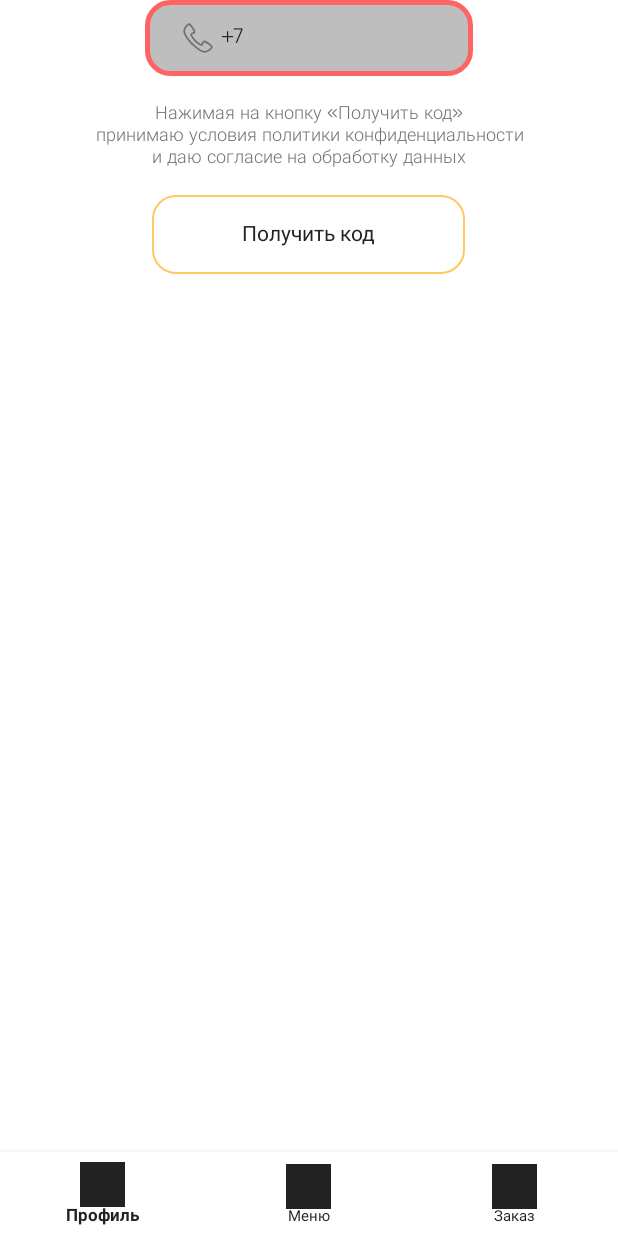
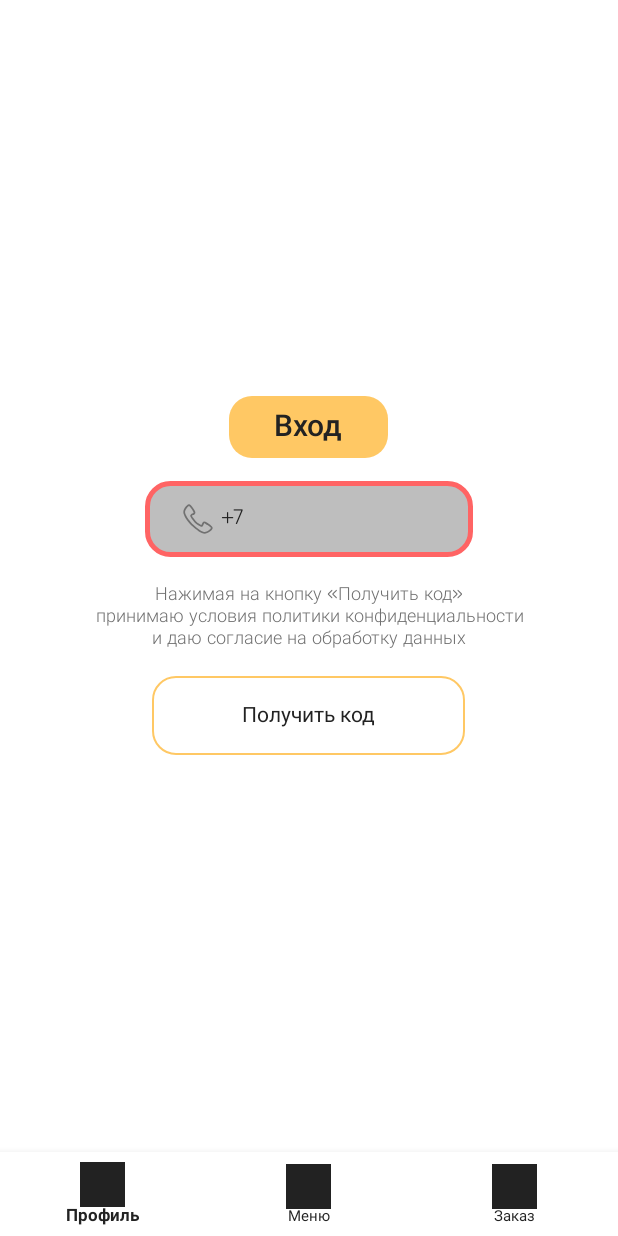
Before and after one commit to qwonix/FoxWhiskers, an Android app: the screen it shows after launch (MainActivity), after a tap on "Получить код", on a phone screen of 412 x 824 dp. Run offline under Robolectric (Android 15) with nearby library versions, the phone set to English and light mode, and no system bars; our stand-ins replace Dagger/Hilt's generated code, Picasso, data binding, navigation-ui; libraries missing offline, so code that uses them is left out: com.yandex.mapkit, ru.tinkoff.decoro; network calls fail; pictures from the network do not load; 3 statements that could not run were skipped.

Commit message:
set gravity center and add title

```diff
--- a/app/src/main/res/layout/fragment_phone_number_input.xml
+++ b/app/src/main/res/layout/fragment_phone_number_input.xml
@@ -1,19 +1,17 @@
 <?xml version="1.0" encoding="utf-8"?>
-<layout xmlns:android="http://schemas.android.com/apk/res/android">
+<layout xmlns:android="http://schemas.android.com/apk/res/android"
+    xmlns:tools="http://schemas.android.com/tools">
 
     <data>
 
         <variable
             name="hasError"
             type="Boolean" />
+
         <variable
             name="isMaskFilled"
             type="Boolean" />
     </data>
-
-    <FrameLayout
-        android:layout_width="match_parent"
-        android:layout_height="wrap_content">
 
     <LinearLayout
         android:layout_width="match_parent"
@@ -21,14 +19,29 @@
         android:gravity="center"
         android:orientation="vertical">
 
+        <TextView
+            android:layout_width="wrap_content"
+            android:layout_height="wrap_content"
+            android:layout_gravity="top|center_horizontal"
+            android:background="@drawable/rectangle_corners15_yellow300_background"
+            android:fontFamily="@font/rubik_medium"
+            android:paddingHorizontal="30dp"
+            android:paddingVertical="5dp"
+            android:text="Вход"
+            android:textColor="@color/gray_900"
+            android:textSize="20sp" />
+
         <FrameLayout
             android:layout_width="wrap_content"
             android:layout_height="wrap_content"
+            android:layout_gravity="center"
+            android:layout_marginTop="15dp"
             android:background="@{hasError ? @drawable/rectangle_red_stroke_corners15_gray500_background : @drawable/rectangle_corners15_gray500_background}"
             android:clipToPadding="true"
             android:paddingVertical="15dp"
             android:paddingStart="25dp"
-                android:paddingEnd="30dp">
+            android:paddingEnd="30dp"
+            tools:background="@drawable/rectangle_corners15_gray500_background">
 
             <LinearLayout
                 android:layout_width="match_parent"
@@ -42,18 +55,18 @@
                     android:src="@drawable/ic_phone_call" />
 
                 <EditText
-                        android:autofillHints="phone"
                     android:id="@+id/phone_number_text_view"
                     android:layout_width="wrap_content"
                     android:layout_height="match_parent"
                     android:layout_gravity="center_vertical"
                     android:layout_marginStart="5dp"
+                    android:autofillHints="phone"
                     android:background="@null"
-                        android:text="+7 "
                     android:fontFamily="@font/rubik_light"
                     android:hint="Ваш номер телефона"
                     android:imeOptions="actionSearch"
                     android:inputType="phone"
+                    android:text="+7 "
                     android:textColor="@color/gray_900"
                     android:textColorHint="@color/gray_700"
                     android:textCursorDrawable="@drawable/cursor"
@@ -61,7 +74,6 @@
 
             </LinearLayout>
         </FrameLayout>
-
 
         <TextView
             android:layout_width="wrap_content"
@@ -86,8 +98,8 @@
             android:paddingVertical="15dp"
             android:text="Получить код"
             android:textColor="@color/gray_900"
-                android:textSize="14sp" />
+            android:textSize="14sp"
+            tools:background="@drawable/rectangle_stroke1_corners15_yellow300_background" />
 
     </LinearLayout>
-    </FrameLayout>
 </layout>
```
Also changed, not shown: app/src/main/res/layout/fragment_phone_number_confirmation.xml (+15 -0 lines). Lines whose indentation alone changed are shown as unchanged.
